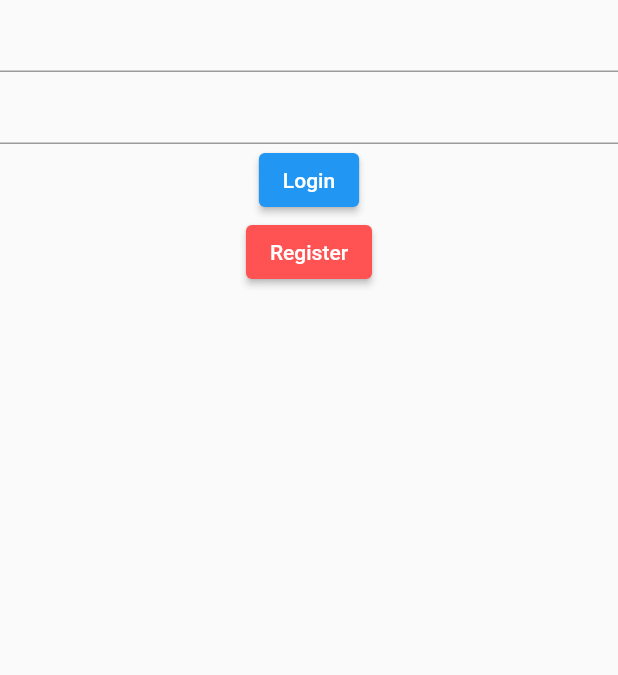
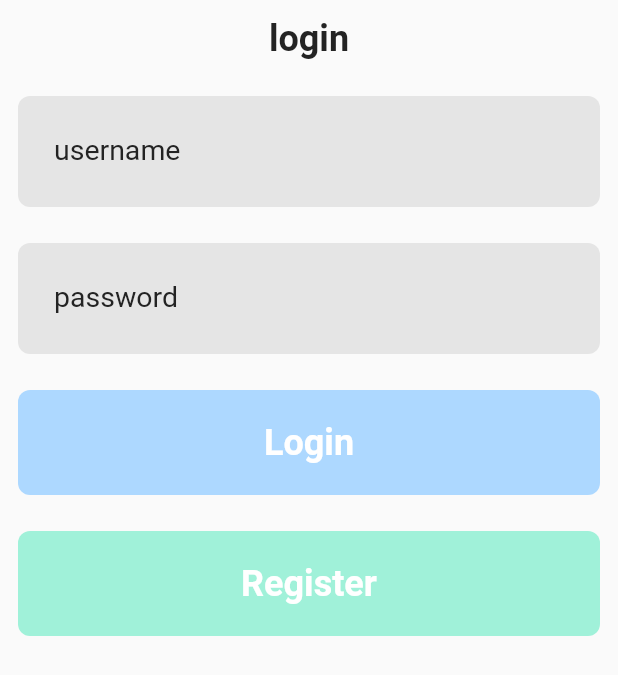
Before and after one commit to ProjektyStudenckie/fineance, a Flutter app: the screen it shows after launch, on a phone screen of 412 x 824 dp. Shown: the top 675 px of the screen. Run offline on Flutter 3.47's test engine with Material 2 defaults, Android fonts, the phone set to English and light mode, and no system bars; our stand-ins replace auto_route, bloc, easy_localization, flutter_bloc, get_it, hive and 2 more; missing offline and left inert: fimber; accounts and stored records are empty.

Commit message:
Improve components, create back button component

```diff
--- a/lib/components/fineance_text_field.dart
+++ b/lib/components/fineance_text_field.dart
@@ -6,9 +6,13 @@ import 'package:flutter/material.dart';
 
 class FineanceTextField extends StatelessWidget {
   final String label;
+  final TextEditingController? controller;
+  final bool obscureText;
 
   const FineanceTextField({
     required this.label,
+    this.controller,
+    this.obscureText = false,
   });
 
   @override
@@ -21,7 +25,10 @@ class FineanceTextField extends StatelessWidget {
       margin: const EdgeInsets.all(Constants.kMarginLarge),
       padding: const EdgeInsets.all(Constants.kMarginLarge),
       child: TextFormField(
+        style: context.typo.main(),
+        controller: controller,
         maxLines: 1,
+        obscureText: obscureText,
         decoration: InputDecoration(
           labelText: label,
           labelStyle: context.typo.large(),
--- a/lib/presentation/authorization/login/login_page.dart
+++ b/lib/presentation/authorization/login/login_page.dart
@@ -1,9 +1,14 @@
 import 'package:auto_route/auto_route.dart';
+import 'package:fineance/components/fineance_button.dart';
+import 'package:fineance/components/fineance_text_field.dart';
+import 'package:fineance/extension/context_extension.dart';
 import 'package:fineance/injection/bloc_factory.dart';
 import 'package:fineance/localization/keys.g.dart';
 import 'package:fineance/localization/utils.dart';
 import 'package:fineance/presentation/authorization/login/bloc/login_bloc.dart';
 import 'package:fineance/routing/router.gr.dart';
+import 'package:fineance/style/colors.dart';
+import 'package:fineance/style/constants.dart';
 import 'package:flutter/material.dart';
 import 'package:flutter_bloc/flutter_bloc.dart';
 
@@ -46,6 +51,9 @@ class _LoginPageState extends State<LoginPage> {
           body: SafeArea(
             child: Column(
               children: [
+                const SizedBox(height: Constants.kMarginLarge),
+                _buildLoginLabel(),
+                const SizedBox(height: Constants.kMarginLarge),
                 _buildUsernameField(),
                 _buildPassword(),
                 _buildConfirmButton(),
@@ -58,21 +66,27 @@ class _LoginPageState extends State<LoginPage> {
     );
   }
 
+  Widget _buildLoginLabel() {
+    return Text(
+      "login",
+      style: context.typo.extraLargeBold(),
+    );
+  }
+
   Widget _buildUsernameField() {
-    return TextField(
+    return FineanceTextField(
+      label: "username",
       controller: _usernameController,
     );
   }
 
   Widget _buildPassword() {
-    return TextField(
-      controller: _passwordController,
-      obscureText: true,
-    );
+    return FineanceTextField(
+        label: "password", controller: _passwordController, obscureText: true);
   }
 
   Widget _buildConfirmButton() {
-    return ElevatedButton(
+    return FineanceButton(
         onPressed: () {
           final username = _usernameController.text;
           final password = _passwordController.text;
@@ -82,16 +96,15 @@ class _LoginPageState extends State<LoginPage> {
           BlocProvider.of<LoginBloc>(context)
               .add(LoginUser(username: username, password: password));
         },
-        child: Text(translate(LocaleKeys.general_login)));
+        text: translate(LocaleKeys.general_login));
   }
 
   Widget _buildRegisterButton() {
-    return ElevatedButton(
-        style: ButtonStyle(
-            backgroundColor: MaterialStateProperty.all(Colors.redAccent)),
+    return FineanceButton(
+        color: AppColors.green,
         onPressed: () {
           context.router.push(const RegisterRoute());
         },
-        child: Text(translate(LocaleKeys.general_register)));
+        text: translate(LocaleKeys.general_register));
   }
 }
```
Also changed, not shown: lib/components/fineance_back_button.dart (added, +29 -0 lines), lib/presentation/authorization/register/register_page.dart (+2 -6 lines).
